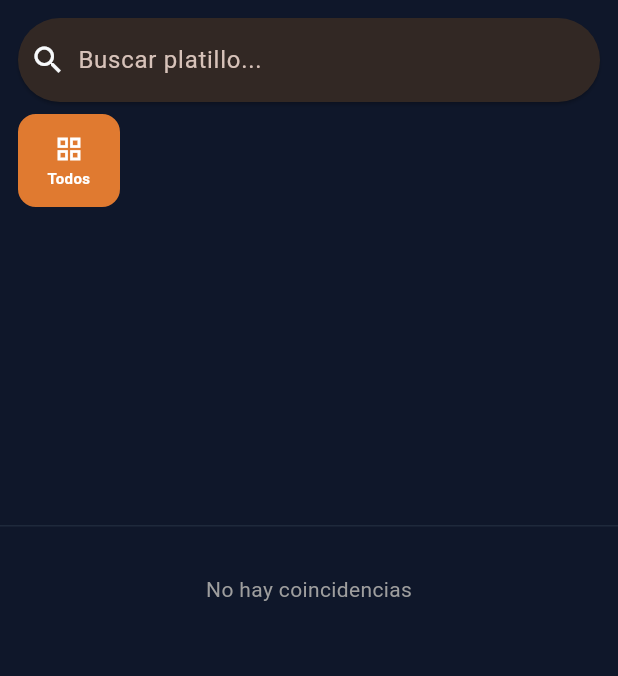
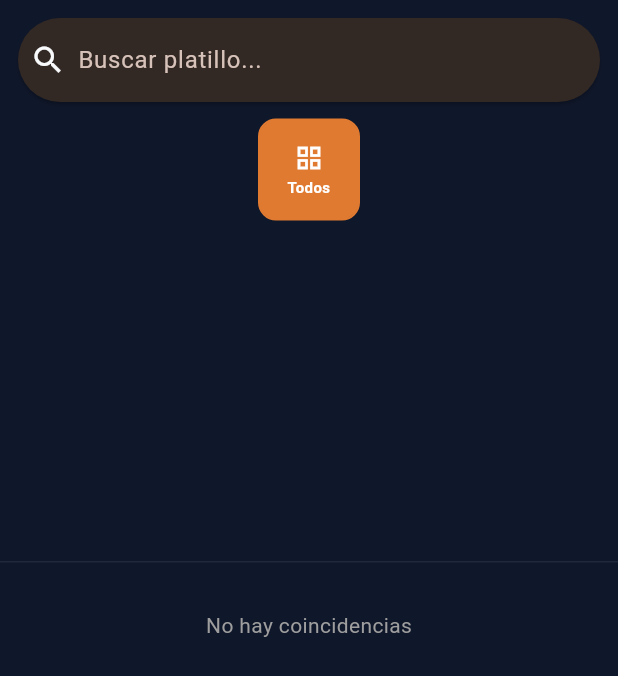
Before and after one commit to gorditasmh2020rigoberto/restaurant, a Flutter app: the MenuBrowser widget shown alone on an empty page, opened directly with empty values, on a phone screen of 412 x 824 dp. Shown: the top 676 px of the screen. Run offline on Flutter 3.47's test engine with Material 3 defaults, Android fonts, the phone set to English and light mode, and no system bars; our stand-ins replace audioplayers, image_picker, pdf, printing, qr_flutter, shared_preferences and 1 more; missing offline and left inert: dart:html, dart:js, dart:js_interop, dart:ui_web; accounts and stored records are empty; key blocks and very long unbroken strings in the code were emptied for the run.

Commit message:
fix: categorías 4 filas con Column+Row (reemplaza GridView horizontal)
Co-Authored-By: Claude Sonnet 4.6 <noreply@anthropic.com>

```diff
--- a/lib/widgets/menu_browser.dart
+++ b/lib/widgets/menu_browser.dart
@@ -577,18 +577,40 @@ class _MenuBrowserState extends State<MenuBrowser> {
           ),
         ),
         SizedBox(
-          height: 4 * 62 + 3 * 6 + 8,
-          child: GridView.builder(
+          height: 4 * 68 + 3 * 6 + 8,
+          child: SingleChildScrollView(
             scrollDirection: Axis.horizontal,
             padding: const EdgeInsets.fromLTRB(12, 0, 12, 8),
-            gridDelegate: const SliverGridDelegateWithFixedCrossAxisCount(
-              crossAxisCount: 4,
-              mainAxisSpacing: 8,
-              crossAxisSpacing: 6,
-              childAspectRatio: 62 / 68,
-            ),
-            itemCount: _availableCategories.length,
-            itemBuilder: (_, i) => _buildCategoryBlock(_availableCategories[i]),
+            child: Builder(builder: (context) {
+              final cats = _availableCategories;
+              // Dividir categorías en 4 filas
+              final int total = cats.length;
+              final int cols = (total / 4).ceil();
+              final rows = List.generate(4, (row) {
+                final List<Widget> items = [];
+                for (int col = 0; col < cols; col++) {
+                  final idx = col * 4 + row;
+                  if (idx < total) {
+                    items.add(SizedBox(
+                      width: 68,
+                      height: 68,
+                      child: _buildCategoryBlock(cats[idx]),
+                    ));
+                    if (col < cols - 1) items.add(const SizedBox(width: 8));
+                  }
+                }
+                return Row(children: items);
+              });
+              return Column(
+                mainAxisAlignment: MainAxisAlignment.spaceBetween,
+                children: rows
+                    .map((r) => Padding(
+                          padding: const EdgeInsets.symmetric(vertical: 3),
+                          child: r,
+                        ))
+                    .toList(),
+              );
+            }),
           ),
         ),
         const Divider(height: 1, thickness: 1, color: Color(0xFF1E293B)),
```
